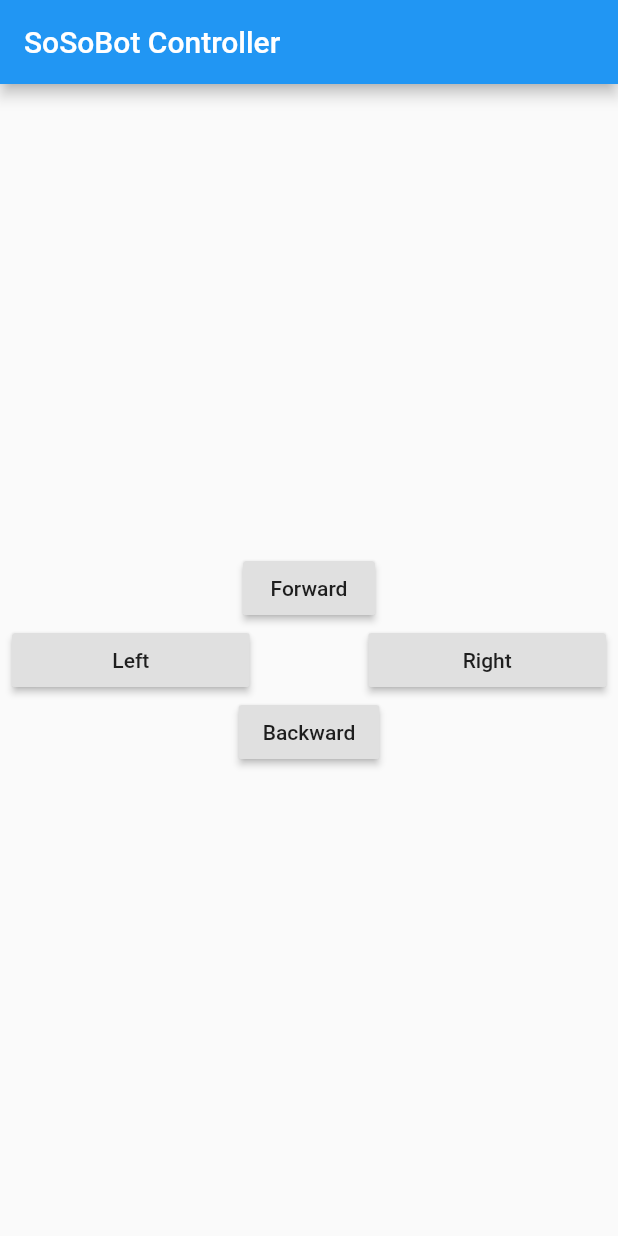
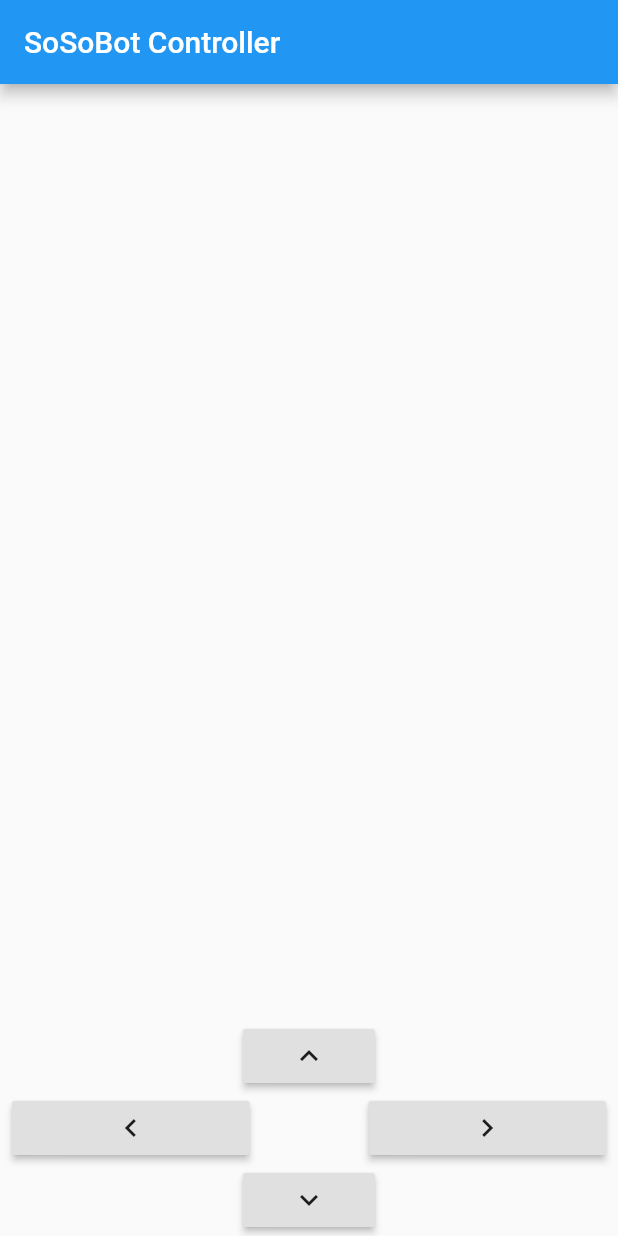
Before and after one commit to ElisabethStrunk/SoSoBot, a Flutter app: the screen it shows after launch, on a phone screen of 412 x 824 dp. Run offline on Flutter 3.47's test engine with Material 2 defaults, Android fonts, the phone set to English and light mode, and no system bars.

Commit message:
Buttons now show icons and moved them to bottom of screen

```diff
--- a/app/so_so_bot/lib/main.dart
+++ b/app/so_so_bot/lib/main.dart
@@ -17,8 +17,7 @@ class MyApp extends StatelessWidget {
         // changing the primarySwatch below to Colors.green and then invoke
         // "hot reload" (press "r" in the console where you ran "flutter run",
         // or simply save your changes to "hot reload" in a Flutter IDE).
-        // Notice that the counter didn't reset back to zero; the application
-        // is not restarted.
+        // The application is not restarted.
         primarySwatch: Colors.blue,
       ),
       home: MyHomePage(title: 'SoSoBot Controller'),
@@ -102,19 +101,16 @@ class _MyHomePageState extends State<MyHomePage> {
         // the App.build method, and use it to set our appbar title.
         title: Text(widget.title),
       ),
-      body: Center(
-        // Center is a layout widget. It takes a single child and positions it
-        // in the middle of the parent.
-        child: Padding(
+      body: Padding(
         padding: const EdgeInsets.only(left: 8, right:8),
         child: Column(
-            mainAxisAlignment: MainAxisAlignment.center,
+          mainAxisAlignment: MainAxisAlignment.end,
           children: <Widget>[
             GestureDetector(
               onTapDown: onTapDownForward,
               onTapCancel: onTapCanceled,
               child: RaisedButton(
-                  child: Text("Forward"),
+                child: Icon(Icons.keyboard_arrow_up),
                 onPressed: onTapUpForward,
               ),
             ),
@@ -129,7 +125,7 @@ class _MyHomePageState extends State<MyHomePage> {
                     onTapDown: onTapDownLeft,
                     onTapCancel: onTapCanceled,
                     child: RaisedButton(
-                        child: Text("Left"),
+                      child: Icon(Icons.keyboard_arrow_left),
                       onPressed: onTapUpLeft,
                     ),
                   ),
@@ -140,7 +136,7 @@ class _MyHomePageState extends State<MyHomePage> {
                   child: GestureDetector(
                     onTapDown: onTapDownRight,
                     child: RaisedButton(
-                        child: Text("Right"),
+                      child: Icon(Icons.keyboard_arrow_right),
                       onPressed: onTapUpRight,
                     ),
                   ),
@@ -152,14 +148,13 @@ class _MyHomePageState extends State<MyHomePage> {
               onTapDown: onTapDownBackward,
               onTapCancel: onTapCanceled,
               child: RaisedButton(
-                  child: Text("Backward"),
+                child: Icon(Icons.keyboard_arrow_down),
                 onPressed: onTapUpBackward,
               ),
             ),
           ],
         ),
       ),
-      ),
     );
   }
 }
```
Lines whose indentation alone changed are shown as unchanged.
